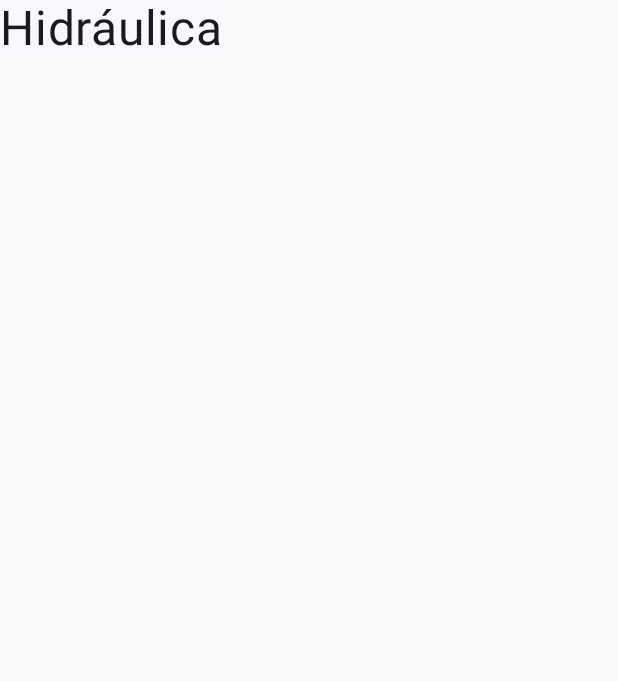
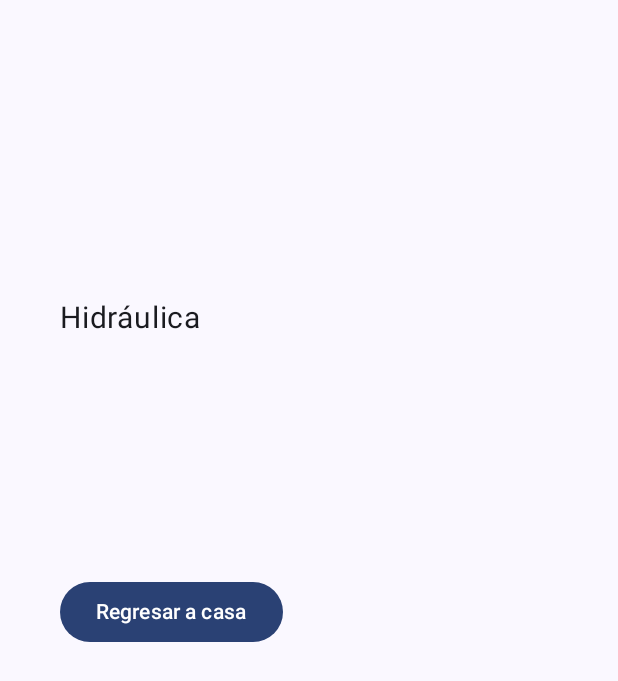
Before and after one commit to Valeria-Lee/proyecto_festo, an Android app built with Jetpack Compose: the Hydraulic screen opened through its navigation route, on a phone screen of 412 x 824 dp. Shown: the top 681 px of the screen. Run offline under Robolectric (Android 15) with nearby library versions, the phone set to English and light mode, and no system bars.

Commit message:
navegacion basica lista, paginas de elementos en proceso

```diff
--- a/app/src/main/java/com/example/proyectofesto/HydraulicScreen.kt
+++ b/app/src/main/java/com/example/proyectofesto/HydraulicScreen.kt
@@ -1,13 +1,40 @@
 package com.example.proyectofesto
 
+import androidx.compose.foundation.layout.Arrangement
+import androidx.compose.foundation.layout.Column
+import androidx.compose.foundation.layout.PaddingValues
+import androidx.compose.foundation.layout.fillMaxHeight
+import androidx.compose.foundation.layout.fillMaxSize
+import androidx.compose.foundation.layout.padding
+import androidx.compose.foundation.layout.safeContentPadding
+import androidx.compose.foundation.lazy.LazyColumn
+import androidx.compose.foundation.lazy.LazyRow
+import androidx.compose.material3.Button
 import androidx.compose.material3.Text
 import androidx.compose.runtime.Composable
+import androidx.compose.ui.Modifier
+import androidx.compose.ui.tooling.preview.Preview
+import androidx.compose.ui.unit.dp
 import androidx.compose.ui.unit.sp
 
 @Composable
-fun HydraulicScreen() {
-    Text(
-        text = "Hidráulica",
-        fontSize = 32.sp
-    )
+fun HydraulicScreen(goBackHome: () -> Unit) {
+    Column(
+        Modifier.fillMaxSize()
+            .padding(40.dp),
+        verticalArrangement = Arrangement.SpaceEvenly
+    ) {
+        Text(
+            text = "Hidráulica",
+            fontSize = 20.sp
+        )
+        Button(onClick = { goBackHome() }) {
+            Text(text = "Regresar a casa")
+        }
+        LazyColumn(
+            contentPadding = PaddingValues(16.dp)
+        ) {
+
+        }
+    }
 }
--- a/app/src/main/java/com/example/proyectofesto/MainActivity.kt
+++ b/app/src/main/java/com/example/proyectofesto/MainActivity.kt
@@ -51,10 +51,10 @@ fun NavWrapper() {
             Home(navController)
         }
         composable<Pneumatics>{
-            PneumaticScreen()
+            PneumaticScreen { navController.navigate(route = Home) }
         }
         composable<Hydraulic>{
-            HydraulicScreen()
+            HydraulicScreen { navController.navigate(route = Home) }
         }
     }
 }
@@ -106,3 +106,8 @@ fun Home(navController: NavController) {
         }
     }
 }
+
+@Composable
+fun selectButton() {
+    // Aqui va a ir la estructura de los botones.
+}
```
Also changed, not shown: app/src/main/java/com/example/proyectofesto/ColumnItem.kt (added, +8 -0 lines), app/src/main/java/com/example/proyectofesto/ItemList.kt (added, +8 -0 lines), app/src/main/java/com/example/proyectofesto/PneumaticScreen.kt (+16 -5 lines).
